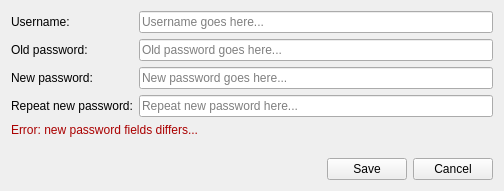
koromodako/picsou, file ui/dialogs/usereditor.ui: the form before one commit.
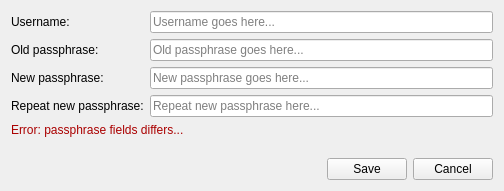
The form after the commit. Icons and pictures are not drawn.

The edit to the form file:
```diff
--- a/ui/dialogs/usereditor.ui
+++ b/ui/dialogs/usereditor.ui
@@ -37,21 +37,21 @@
        <item>
         <widget class="QLabel" name="old_pwd_label">
          <property name="text">
-          <string>Old password:</string>
+          <string>Old passphrase:</string>
          </property>
         </widget>
        </item>
        <item>
         <widget class="QLabel" name="new_pwd_label">
          <property name="text">
-          <string>New password:</string>
+          <string>New passphrase:</string>
          </property>
         </widget>
        </item>
        <item>
         <widget class="QLabel" name="repeat_new_pwd_label">
          <property name="text">
-          <string>Repeat new password:</string>
+          <string>Repeat new passphrase:</string>
          </property>
         </widget>
        </item>
@@ -72,21 +72,21 @@
        <item>
         <widget class="QLineEdit" name="old_pwd">
          <property name="placeholderText">
-          <string>Old password goes here...</string>
+          <string>Old passphrase goes here...</string>
          </property>
         </widget>
        </item>
        <item>
         <widget class="QLineEdit" name="new_pwd">
          <property name="placeholderText">
-          <string>New password goes here...</string>
+          <string>New passphrase goes here...</string>
          </property>
         </widget>
        </item>
        <item>
         <widget class="QLineEdit" name="repeat_new_pwd">
          <property name="placeholderText">
-          <string>Repeat new password here...</string>
+          <string>Repeat new passphrase here...</string>
          </property>
         </widget>
        </item>
@@ -100,7 +100,7 @@
       <bool>true</bool>
      </property>
      <property name="text">
-      <string>&lt;html&gt;&lt;head/&gt;&lt;body&gt;&lt;p&gt;&lt;span style=&quot; color:#aa0000;&quot;&gt;Error: new password fields differs...&lt;/span&gt;&lt;/p&gt;&lt;/body&gt;&lt;/html&gt;</string>
+      <string>&lt;html&gt;&lt;head/&gt;&lt;body&gt;&lt;p&gt;&lt;span style=&quot; color:#aa0000;&quot;&gt;Error: passphrase fields differs...&lt;/span&gt;&lt;/p&gt;&lt;/body&gt;&lt;/html&gt;</string>
      </property>
      <property name="textFormat">
       <enum>Qt::AutoText</enum>
```
Left out of the diff: 12 changed lines with no effect on the pictures.
